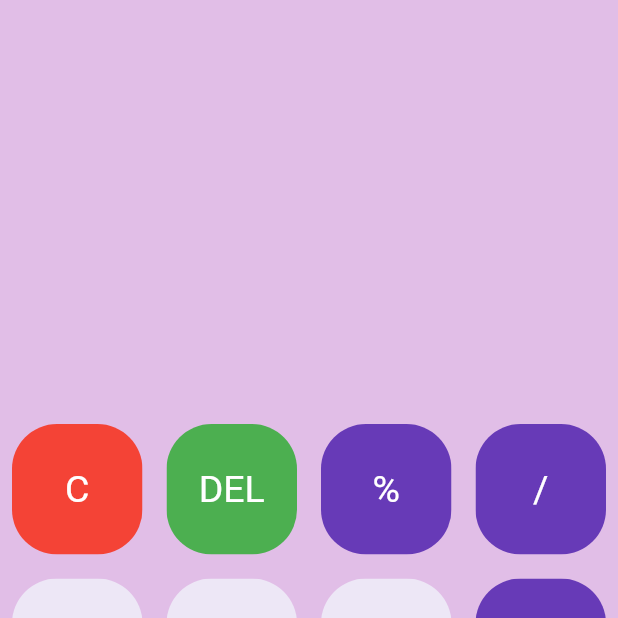
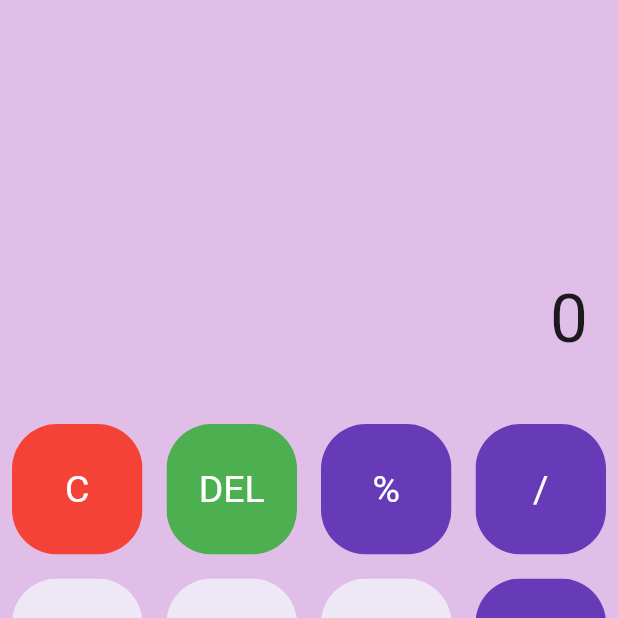
Before and after one commit to nateluk/basic-calculator, a Flutter app: the screen it shows after launch, on a phone screen of 412 x 824 dp, the top half of it. Run offline on Flutter 3.47's test engine with Material 2 defaults, Android fonts, the phone set to English and light mode, and no system bars; our stand-ins replace math_expressions.

```diff
--- a/lib/main.dart
+++ b/lib/main.dart
@@ -1,5 +1,6 @@
 import 'package:calculator/buttons.dart';
 import 'package:flutter/material.dart';
+import 'package:math_expressions/math_expressions.dart';
 
 void main() {
   return runApp(MyApp());
@@ -10,7 +11,7 @@ class MyApp extends StatelessWidget {
 
   @override
   Widget build(BuildContext context) {
-    return MaterialApp(
+    return const MaterialApp(
       debugShowCheckedModeBanner: false,
       home: HomePage(),
     );
@@ -26,7 +27,7 @@ class HomePage extends StatefulWidget {
 
 class _HomePageState extends State<HomePage> {
   String equationInputs = '';
-  String answer = '';
+  String answer = '0';
 
   final List<String> buttons = [
     'C',
@@ -63,6 +64,20 @@ class _HomePageState extends State<HomePage> {
 
   @override
   Widget build(BuildContext context) {
+    void evaluateExpression() {
+      Parser p = Parser();
+      Expression exp = p.parse(equationInputs);
+      double expAnswer = exp.evaluate(EvaluationType.REAL, ContextModel());
+      answer = expAnswer.toString();
+    }
+
+    void createPercentage() {
+      Parser p = Parser();
+      Expression exp = p.parse(equationInputs);
+      double expAnswer = exp.evaluate(EvaluationType.REAL, ContextModel());
+      answer = expAnswer.toString();
+    }
+
     return Scaffold(
       backgroundColor: Colors.purple[100],
       body: Column(children: [
@@ -87,7 +102,7 @@ class _HomePageState extends State<HomePage> {
                 alignment: Alignment.centerRight,
                 child: Text(
                   answer,
-                  style: TextStyle(fontSize: 25),
+                  style: TextStyle(fontSize: 45),
                 ),
               ),
             ],
@@ -101,18 +116,23 @@ class _HomePageState extends State<HomePage> {
               gridDelegate:
                   SliverGridDelegateWithFixedCrossAxisCount(crossAxisCount: 4),
               itemBuilder: (context, index) {
+                // clear button
                 if (index == 0) {
                   return MyButton(
                     buttonTapped: () {
                       setState(() {
                         equationInputs = '';
+                        answer = '0';
                       });
                     },
                     backgroundColour: Colors.red,
                     textColour: Colors.white,
                     buttonText: buttons[index],
                   );
-                } else if (index == 1) {
+                }
+
+                // delete button
+                else if (index == 1) {
                   return MyButton(
                     buttonTapped: () {
                       if (equationInputs.isNotEmpty) {
@@ -126,7 +146,43 @@ class _HomePageState extends State<HomePage> {
                     textColour: Colors.white,
                     buttonText: buttons[index],
                   );
-                } else {
+                } else if (buttons[index] == '%') {
+                  return MyButton(
+                    buttonTapped: () {
+                      setState(() {
+                        evaluateExpression();
+                      });
+                    },
+                    backgroundColour: isOperator(buttons[index])
+                        ? Colors.deepPurple
+                        : Colors.deepPurple[50],
+                    textColour: isOperator(buttons[index])
+                        ? Colors.white
+                        : Colors.deepPurple,
+                    buttonText: buttons[index],
+                  );
+                }
+
+                // equals btton
+                else if (buttons[index] == '=') {
+                  return MyButton(
+                    buttonTapped: () {
+                      setState(() {
+                        evaluateExpression();
+                      });
+                    },
+                    backgroundColour: isOperator(buttons[index])
+                        ? Colors.deepPurple
+                        : Colors.deepPurple[50],
+                    textColour: isOperator(buttons[index])
+                        ? Colors.white
+                        : Colors.deepPurple,
+                    buttonText: buttons[index],
+                  );
+                }
+
+                // other buttons
+                else {
                   return MyButton(
                     buttonTapped: () {
                       setState(() {
```
Also changed, not shown: pubspec.yaml (+3 -4 lines), pubspec.lock.
